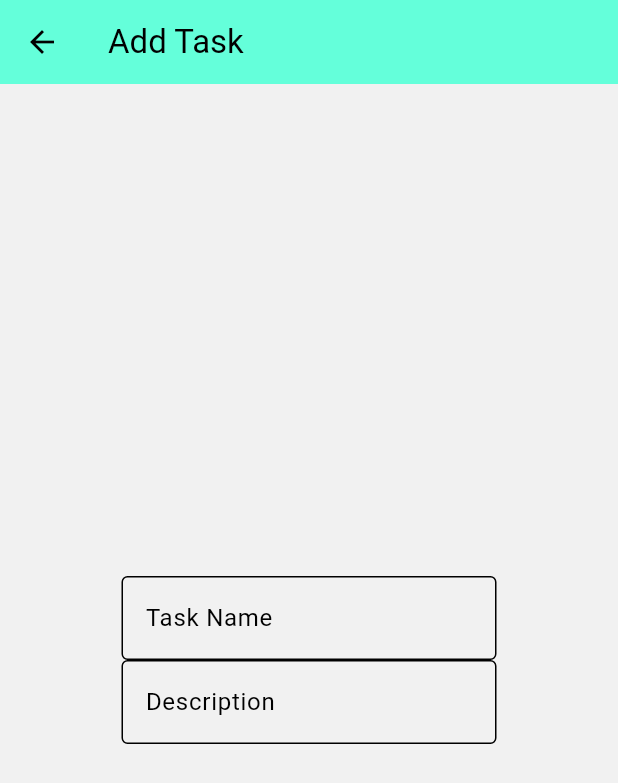
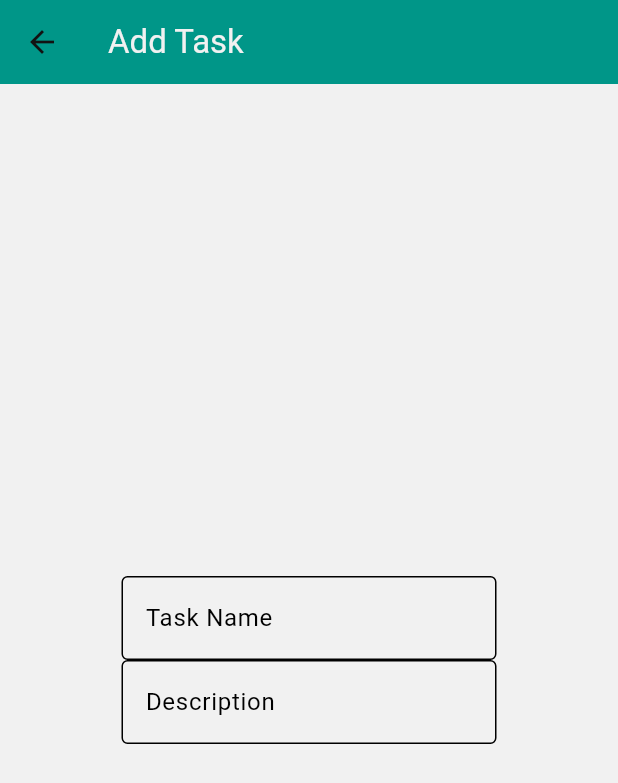
Before and after one commit to danielmontes9/flutter-todo-list-app, a Flutter app: the screen it shows after launch, after a tap on the "add" icon, on a phone screen of 412 x 824 dp. Shown: the top 783 px of the screen. Run offline on Flutter 3.47's test engine with Material 3 defaults, Android fonts, the phone set to English and light mode, and no system bars.

Commit message:
style: :lipstick: update theme colors

```diff
--- a/lib/core/theme/app_colors.dart
+++ b/lib/core/theme/app_colors.dart
@@ -3,7 +3,7 @@ import 'package:flutter/material.dart';
 class AppColors {
   //* MAIN COLORS
   static const Color primary = Colors.teal;
-  static const Color secondary = Colors.tealAccent;
+  static const Color secondary = Colors.purple;
   static const Color backgroundLigth = Color(0xFFf1f1f1);
   static const Color backgroundDark = Color(0xFF121212);
 
@@ -17,6 +17,6 @@ class AppColors {
   static const Color disabled = Color(0xFFBDBDBD);
   static const Color divider = Color(0xFFBDBDBD);
 
-  static const Color white = Color(0xFFFFFFFF);
-  static const Color black = Color(0xFF000000);
+  static const Color white = Color(0xFFf1f1f1);
+  static const Color black = Color(0xFF121212);
 }
--- a/lib/features/todo/screens/form_task.dart
+++ b/lib/features/todo/screens/form_task.dart
@@ -16,8 +16,11 @@ class _FormTaskPagePageState extends State<FormTaskPage> {
   Widget build(BuildContext context) {
     return Scaffold(
       appBar: AppBar(
-        backgroundColor: AppColors.secondary,
-        title: Text(widget.title),
+        backgroundColor: AppColors.primary,
+        title: Text(
+          widget.title,
+          style: const TextStyle(color: AppColors.white),
+        ),
       ),
       body: Center(
         child: Column(
--- a/lib/features/todo/screens/home.dart
+++ b/lib/features/todo/screens/home.dart
@@ -30,8 +30,11 @@ class _HomePageState extends State<HomePage> {
   Widget build(BuildContext context) {
     return Scaffold(
       appBar: AppBar(
-        backgroundColor: AppColors.secondary,
-        title: Text(widget.title),
+        backgroundColor: AppColors.primary,
+        title: Text(
+          widget.title,
+          style: const TextStyle(color: AppColors.white),
+        ),
       ),
       body: ListView(
         children: <Widget>[
@@ -53,6 +56,7 @@ class _HomePageState extends State<HomePage> {
         ],
       ),
       floatingActionButton: FloatingActionButton(
+        backgroundColor: AppColors.secondary,
         onPressed: _incrementCounter,
         tooltip: 'Increment',
         child: const Icon(Icons.add),
@@ -85,30 +89,30 @@ class _DemoBottomAppBar extends StatelessWidget {
   Widget build(BuildContext context) {
     return BottomAppBar(
       shape: shape,
-      color: AppColors.secondary,
+      color: AppColors.primary,
       child: IconTheme(
         data: IconThemeData(color: Theme.of(context).colorScheme.onPrimary),
         child: Row(
           children: <Widget>[
             IconButton(
               tooltip: 'Open navigation menu',
-              icon: const Icon(Icons.menu, color: AppColors.black),
+              icon: const Icon(Icons.menu, color: AppColors.white),
               onPressed: () {},
             ),
             if (centerLocations.contains(fabLocation)) const Spacer(),
             IconButton(
               tooltip: 'Pending Tasks',
-              icon: const Icon(Icons.pending_actions, color: AppColors.black),
+              icon: const Icon(Icons.pending_actions, color: AppColors.white),
               onPressed: () {},
             ),
             IconButton(
               tooltip: 'In Process',
-              icon: const Icon(Icons.pending_outlined, color: AppColors.black),
+              icon: const Icon(Icons.pending_outlined, color: AppColors.white),
               onPressed: () {},
             ),
             IconButton(
               tooltip: 'Done Tasks',
-              icon: const Icon(Icons.task_alt, color: AppColors.black),
+              icon: const Icon(Icons.task_alt, color: AppColors.white),
               onPressed: () {},
             ),
           ],
```
